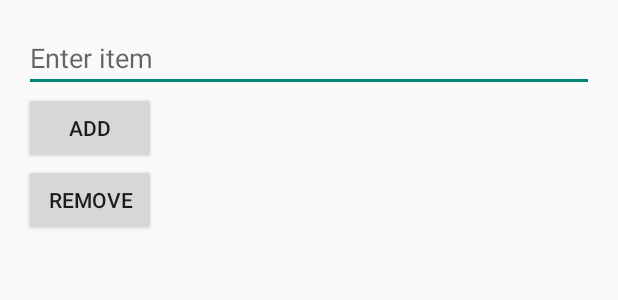
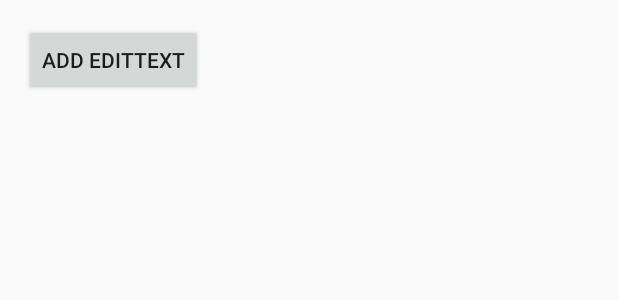
Before and after one commit to RavinderRai/iifymate, an Android app built with Jetpack Compose: the layout ingredients_popup.xml on its own in the app's theme, with its tools: preview values and no code run, on a phone screen of 412 x 824 dp. Shown: the top 300 px of the screen. Run offline under Robolectric (Android 15) with nearby library versions, the phone set to English and light mode, and no system bars.

```diff
--- a/FlavourQuasarApp/app/src/main/res/layout/ingredients_popup.xml
+++ b/FlavourQuasarApp/app/src/main/res/layout/ingredients_popup.xml
@@ -6,43 +6,20 @@
     android:orientation="vertical"
     android:padding="16dp">
 
-    <ScrollView
+    <LinearLayout
+        android:id="@+id/editTextContainer"
         android:layout_width="match_parent"
-        android:layout_height="wrap_content">
-
-        <LinearLayout
-            android:layout_width="match_parent"
-            android:layout_height="wrap_content"
-            android:orientation="vertical">
-
-            <ListView
-                android:id="@+id/listView"
-                android:layout_width="match_parent"
-                android:layout_height="0dp"
-                android:layout_weight="1"/>
+        android:layout_height="wrap_content"
+        android:orientation="vertical">
+    </LinearLayout>
 
 
-            <!-- Add more EditText fields as needed -->
-
-        </LinearLayout>
-    </ScrollView>
-
-    <EditText
-        android:id="@+id/editText"
-        android:layout_width="match_parent"
-        android:layout_height="wrap_content"
-        android:hint="Enter item"
-        android:inputType="text"/>
-
     <Button
-        android:id="@+id/addButton"
+        android:id="@+id/buttonAddEditText"
         android:layout_width="wrap_content"
         android:layout_height="wrap_content"
-        android:text="Add"/>
-    <Button
-        android:id="@+id/removeButton"
-        android:layout_width="wrap_content"
-        android:layout_height="wrap_content"
-        android:text="Remove"/>
+        android:text="Add EditText" />
+
+
 
 </LinearLayout>
```
Also changed, not shown: FlavourQuasarApp/app/src/main/java/com/example/flavour_quasar_app/CosineSimilarity.java (deleted, +0 -50 lines), FlavourQuasarApp/app/src/main/java/com/example/flavour_quasar_app/MainActivity.kt (+99 -33 lines), FlavourQuasarApp/app/src/main/res/layout/activity_main.xml (+7 -7 lines).
